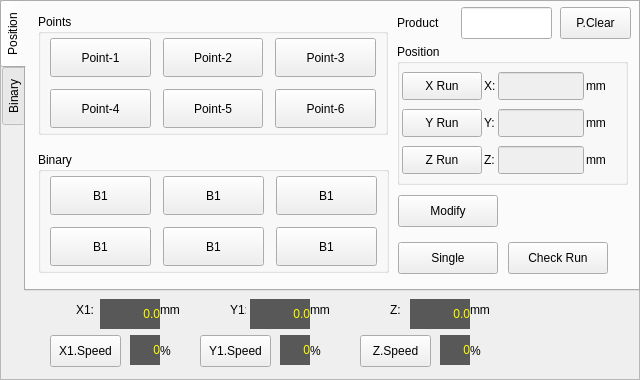
Above: hcmanualoperation/ichcmanualoperationpageframe.ui from GaussCheng/2-5AxisPunch before the change. Below: the same form after it.
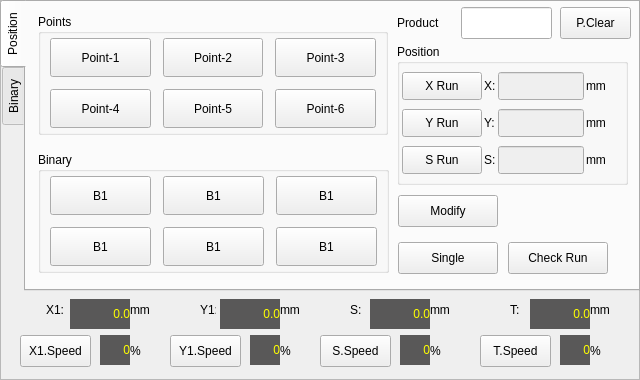
That is the form after the change. Custom widgets are drawn as their Qt base class.

```diff
--- a/hcmanualoperation/ichcmanualoperationpageframe.ui
+++ b/hcmanualoperation/ichcmanualoperationpageframe.ui
@@ -374,14 +374,14 @@
          </size>
         </property>
         <property name="text">
-         <string>Z Run</string>
+         <string>S Run</string>
         </property>
        </widget>
       </item>
       <item row="2" column="1">
        <widget class="QLabel" name="label_6">
         <property name="text">
-         <string>Z:</string>
+         <string>S:</string>
         </property>
        </widget>
       </item>
@@ -1401,7 +1401,7 @@
   <widget class="QLabel" name="xCurrentPos">
    <property name="geometry">
     <rect>
-     <x>100</x>
+     <x>70</x>
      <y>299</y>
      <width>60</width>
      <height>30</height>
@@ -1838,7 +1838,7 @@
   <widget class="QLabel" name="label_11">
    <property name="geometry">
     <rect>
-     <x>230</x>
+     <x>200</x>
      <y>299</y>
      <width>16</width>
      <height>21</height>
@@ -1851,7 +1851,7 @@
   <widget class="QLabel" name="label_10">
    <property name="geometry">
     <rect>
-     <x>310</x>
+     <x>280</x>
      <y>299</y>
      <width>31</width>
      <height>21</height>
@@ -1864,7 +1864,7 @@
   <widget class="QLabel" name="label_9">
    <property name="geometry">
     <rect>
-     <x>160</x>
+     <x>130</x>
      <y>299</y>
      <width>31</width>
      <height>21</height>
@@ -1877,7 +1877,7 @@
   <widget class="QLabel" name="yCurrentPos">
    <property name="geometry">
     <rect>
-     <x>250</x>
+     <x>220</x>
      <y>299</y>
      <width>60</width>
      <height>30</height>
@@ -2314,7 +2314,7 @@
   <widget class="QLabel" name="label_12">
    <property name="geometry">
     <rect>
-     <x>160</x>
+     <x>130</x>
      <y>340</y>
      <width>16</width>
      <height>21</height>
@@ -2327,7 +2327,7 @@
   <widget class="QLabel" name="label_7">
    <property name="geometry">
     <rect>
-     <x>76</x>
+     <x>46</x>
      <y>299</y>
      <width>20</width>
      <height>21</height>
@@ -2340,7 +2340,7 @@
   <widget class="QLabel" name="xSpeedLabel">
    <property name="geometry">
     <rect>
-     <x>130</x>
+     <x>100</x>
      <y>335</y>
      <width>30</width>
      <height>30</height>
@@ -2777,7 +2777,7 @@
   <widget class="QPushButton" name="xSpeed">
    <property name="geometry">
     <rect>
-     <x>50</x>
+     <x>20</x>
      <y>335</y>
      <width>71</width>
      <height>32</height>
@@ -2799,7 +2799,7 @@
   <widget class="QPushButton" name="ySpeed">
    <property name="geometry">
     <rect>
-     <x>200</x>
+     <x>170</x>
      <y>335</y>
      <width>71</width>
      <height>32</height>
@@ -2821,7 +2821,7 @@
   <widget class="QLabel" name="label_13">
    <property name="geometry">
     <rect>
-     <x>310</x>
+     <x>280</x>
      <y>340</y>
      <width>16</width>
      <height>21</height>
@@ -2834,7 +2834,7 @@
   <widget class="QLabel" name="ySpeedLabel">
    <property name="geometry">
     <rect>
-     <x>280</x>
+     <x>250</x>
      <y>335</y>
      <width>30</width>
      <height>30</height>
@@ -3271,7 +3271,7 @@
   <widget class="QPushButton" name="zSpeed">
    <property name="geometry">
     <rect>
-     <x>360</x>
+     <x>320</x>
      <y>335</y>
      <width>71</width>
      <height>32</height>
@@ -3284,7 +3284,7 @@
     </sizepolicy>
    </property>
    <property name="text">
-    <string>Z.Speed</string>
+    <string>S.Speed</string>
    </property>
    <property name="checkable">
     <bool>true</bool>
@@ -3293,7 +3293,7 @@
   <widget class="QLabel" name="zCurrentPos">
    <property name="geometry">
     <rect>
-     <x>410</x>
+     <x>370</x>
      <y>299</y>
      <width>60</width>
      <height>30</height>
@@ -3730,20 +3730,20 @@
   <widget class="QLabel" name="label_14">
    <property name="geometry">
     <rect>
-     <x>390</x>
+     <x>350</x>
      <y>299</y>
      <width>16</width>
      <height>21</height>
     </rect>
    </property>
    <property name="text">
-    <string>Z:</string>
+    <string>S:</string>
    </property>
   </widget>
   <widget class="QLabel" name="label_15">
    <property name="geometry">
     <rect>
-     <x>470</x>
+     <x>430</x>
      <y>299</y>
      <width>31</width>
      <height>21</height>
@@ -3756,7 +3756,7 @@
   <widget class="QLabel" name="zSpeedLabel">
    <property name="geometry">
     <rect>
-     <x>440</x>
+     <x>400</x>
      <y>335</y>
      <width>30</width>
      <height>30</height>
@@ -4193,7 +4193,7 @@
   <widget class="QLabel" name="label_16">
    <property name="geometry">
     <rect>
-     <x>470</x>
+     <x>430</x>
      <y>340</y>
      <width>16</width>
      <height>21</height>
@@ -4203,6 +4203,941 @@
     <string>%</string>
    </property>
   </widget>
+  <widget class="QLabel" name="label_17">
+   <property name="geometry">
+    <rect>
+     <x>590</x>
+     <y>340</y>
+     <width>16</width>
+     <height>21</height>
+    </rect>
+   </property>
+   <property name="text">
+    <string>%</string>
+   </property>
+  </widget>
+  <widget class="QLabel" name="tCurrentPos">
+   <property name="geometry">
+    <rect>
+     <x>530</x>
+     <y>299</y>
+     <width>60</width>
+     <height>30</height>
+    </rect>
+   </property>
+   <property name="palette">
+    <palette>
+     <active>
+      <colorrole role="WindowText">
+       <brush brushstyle="SolidPattern">
+        <color alpha="255">
+         <red>255</red>
+         <green>255</green>
+         <blue>0</blue>
+        </color>
+       </brush>
+      </colorrole>
+      <colorrole role="Button">
+       <brush brushstyle="SolidPattern">
+        <color alpha="255">
+         <red>89</red>
+         <green>88</green>
+         <blue>88</blue>
+        </color>
+       </brush>
+      </colorrole>
+      <colorrole role="Light">
+       <brush brushstyle="SolidPattern">
+        <color alpha="255">
+         <red>134</red>
+         <green>132</green>
+         <blue>132</blue>
+        </color>
+       </brush>
+      </colorrole>
+      <colorrole role="Midlight">
+       <brush brushstyle="SolidPattern">
+        <color alpha="255">
+         <red>111</red>
+         <green>110</green>
+         <blue>110</blue>
+        </color>
+       </brush>
+      </colorrole>
+      <colorrole role="Dark">
+       <brush brushstyle="SolidPattern">
+        <color alpha="255">
+         <red>44</red>
+         <green>44</green>
+         <blue>44</blue>
+        </color>
+       </brush>
+      </colorrole>
+      <colorrole role="Mid">
+       <brush brushstyle="SolidPattern">
+        <color alpha="255">
+         <red>59</red>
+         <green>58</green>
+         <blue>58</blue>
+        </color>
+       </brush>
+      </colorrole>
+      <colorrole role="Text">
+       <brush brushstyle="SolidPattern">
+        <color alpha="255">
+         <red>255</red>
+         <green>255</green>
+         <blue>0</blue>
+        </color>
+       </brush>
+      </colorrole>
+      <colorrole role="BrightText">
+       <brush brushstyle="SolidPattern">
+        <color alpha="255">
+         <red>255</red>
+         <green>255</green>
+         <blue>255</blue>
+        </color>
+       </brush>
+      </colorrole>
+      <colorrole role="ButtonText">
+       <brush brushstyle="SolidPattern">
+        <color alpha="255">
+         <red>255</red>
+         <green>255</green>
+         <blue>255</blue>
+        </color>
+       </brush>
+      </colorrole>
+      <colorrole role="Base">
+       <brush brushstyle="SolidPattern">
+        <color alpha="255">
+         <red>0</red>
+         <green>0</green>
+         <blue>0</blue>
+        </color>
+       </brush>
+      </colorrole>
+      <colorrole role="Window">
+       <brush brushstyle="SolidPattern">
+        <color alpha="255">
+         <red>89</red>
+         <green>88</green>
+         <blue>88</blue>
+        </color>
+       </brush>
+      </colorrole>
+      <colorrole role="Shadow">
+       <brush brushstyle="SolidPattern">
+        <color alpha="255">
+         <red>0</red>
+         <green>0</green>
+         <blue>0</blue>
+        </color>
+       </brush>
+      </colorrole>
+      <colorrole role="AlternateBase">
+       <brush brushstyle="SolidPattern">
+        <color alpha="255">
+         <red>44</red>
+         <green>44</green>
+         <blue>44</blue>
+        </color>
+       </brush>
+      </colorrole>
+      <colorrole role="ToolTipBase">
+       <brush brushstyle="SolidPattern">
+        <color alpha="255">
+         <red>255</red>
+         <green>255</green>
+         <blue>220</blue>
+        </color>
+       </brush>
+      </colorrole>
+      <colorrole role="ToolTipText">
+       <brush brushstyle="SolidPattern">
+        <color alpha="255">
+         <red>0</red>
+         <green>0</green>
+         <blue>0</blue>
+        </color>
+       </brush>
+      </colorrole>
+     </active>
+     <inactive>
+      <colorrole role="WindowText">
+       <brush brushstyle="SolidPattern">
+        <color alpha="255">
+         <red>255</red>
+         <green>255</green>
+         <blue>0</blue>
+        </color>
+       </brush>
+      </colorrole>
+      <colorrole role="Button">
+       <brush brushstyle="SolidPattern">
+        <color alpha="255">
+         <red>89</red>
+         <green>88</green>
+         <blue>88</blue>
+        </color>
+       </brush>
+      </colorrole>
+      <colorrole role="Light">
+       <brush brushstyle="SolidPattern">
+        <color alpha="255">
+         <red>134</red>
+         <green>132</green>
+         <blue>132</blue>
+        </color>
+       </brush>
+      </colorrole>
+      <colorrole role="Midlight">
+       <brush brushstyle="SolidPattern">
+        <color alpha="255">
+         <red>111</red>
+         <green>110</green>
+         <blue>110</blue>
+        </color>
+       </brush>
+      </colorrole>
+      <colorrole role="Dark">
+       <brush brushstyle="SolidPattern">
+        <color alpha="255">
+         <red>44</red>
+         <green>44</green>
+         <blue>44</blue>
+        </color>
+       </brush>
+      </colorrole>
+      <colorrole role="Mid">
+       <brush brushstyle="SolidPattern">
+        <color alpha="255">
+         <red>59</red>
+         <green>58</green>
+         <blue>58</blue>
+        </color>
+       </brush>
+      </colorrole>
+      <colorrole role="Text">
+       <brush brushstyle="SolidPattern">
+        <color alpha="255">
+         <red>255</red>
+         <green>255</green>
+         <blue>0</blue>
+        </color>
+       </brush>
+      </colorrole>
+      <colorrole role="BrightText">
+       <brush brushstyle="SolidPattern">
+        <color alpha="255">
+         <red>255</red>
+         <green>255</green>
+         <blue>255</blue>
+        </color>
+       </brush>
+      </colorrole>
+      <colorrole role="ButtonText">
+       <brush brushstyle="SolidPattern">
+        <color alpha="255">
+         <red>255</red>
+         <green>255</green>
+         <blue>255</blue>
+        </color>
+       </brush>
+      </colorrole>
+      <colorrole role="Base">
+       <brush brushstyle="SolidPattern">
+        <color alpha="255">
+         <red>0</red>
+         <green>0</green>
+         <blue>0</blue>
+        </color>
+       </brush>
+      </colorrole>
+      <colorrole role="Window">
+       <brush brushstyle="SolidPattern">
+        <color alpha="255">
+         <red>89</red>
+         <green>88</green>
+         <blue>88</blue>
+        </color>
+       </brush>
+      </colorrole>
+      <colorrole role="Shadow">
+       <brush brushstyle="SolidPattern">
+        <color alpha="255">
+         <red>0</red>
+         <green>0</green>
+         <blue>0</blue>
+        </color>
+       </brush>
+      </colorrole>
+      <colorrole role="AlternateBase">
+       <brush brushstyle="SolidPattern">
+        <color alpha="255">
+         <red>44</red>
+         <green>44</green>
+         <blue>44</blue>
+        </color>
+       </brush>
+      </colorrole>
+      <colorrole role="ToolTipBase">
+       <brush brushstyle="SolidPattern">
+        <color alpha="255">
+         <red>255</red>
+         <green>255</green>
+         <blue>220</blue>
+        </color>
+       </brush>
+      </colorrole>
+      <colorrole role="ToolTipText">
+       <brush brushstyle="SolidPattern">
+        <color alpha="255">
+         <red>0</red>
+         <green>0</green>
+         <blue>0</blue>
+        </color>
+       </brush>
+      </colorrole>
+     </inactive>
+     <disabled>
+      <colorrole role="WindowText">
+       <brush brushstyle="SolidPattern">
+        <color alpha="255">
+         <red>44</red>
+         <green>44</green>
+         <blue>44</blue>
+        </color>
+       </brush>
+      </colorrole>
+      <colorrole role="Button">
+       <brush brushstyle="SolidPattern">
+        <color alpha="255">
+         <red>89</red>
+         <green>88</green>
+         <blue>88</blue>
+        </color>
+       </brush>
+      </colorrole>
+      <colorrole role="Light">
+       <brush brushstyle="SolidPattern">
+        <color alpha="255">
+         <red>134</red>
+         <green>132</green>
+         <blue>132</blue>
+        </color>
+       </brush>
+      </colorrole>
+      <colorrole role="Midlight">
+       <brush brushstyle="SolidPattern">
+        <color alpha="255">
+         <red>111</red>
+         <green>110</green>
+         <blue>110</blue>
+        </color>
+       </brush>
+      </colorrole>
+      <colorrole role="Dark">
+       <brush brushstyle="SolidPattern">
+        <color alpha="255">
+         <red>44</red>
+         <green>44</green>
+         <blue>44</blue>
+        </color>
+       </brush>
+      </colorrole>
+      <colorrole role="Mid">
+       <brush brushstyle="SolidPattern">
+        <color alpha="255">
+         <red>59</red>
+         <green>58</green>
+         <blue>58</blue>
+        </color>
+       </brush>
+      </colorrole>
+      <colorrole role="Text">
+       <brush brushstyle="SolidPattern">
+        <color alpha="255">
+         <red>44</red>
+         <green>44</green>
+         <blue>44</blue>
+        </color>
+       </brush>
+      </colorrole>
+      <colorrole role="BrightText">
+       <brush brushstyle="SolidPattern">
+        <color alpha="255">
+         <red>255</red>
+         <green>255</green>
+         <blue>255</blue>
+        </color>
+       </brush>
+      </colorrole>
+      <colorrole role="ButtonText">
+       <brush brushstyle="SolidPattern">
+        <color alpha="255">
+         <red>44</red>
+         <green>44</green>
+         <blue>44</blue>
+        </color>
+       </brush>
+      </colorrole>
+      <colorrole role="Base">
+       <brush brushstyle="SolidPattern">
+        <color alpha="255">
+         <red>89</red>
+         <green>88</green>
+         <blue>88</blue>
+        </color>
+       </brush>
+      </colorrole>
+      <colorrole role="Window">
+       <brush brushstyle="SolidPattern">
+        <color alpha="255">
+         <red>89</red>
+         <green>88</green>
+         <blue>88</blue>
+        </color>
+       </brush>
+      </colorrole>
+      <colorrole role="Shadow">
+       <brush brushstyle="SolidPattern">
+        <color alpha="255">
+         <red>0</red>
+         <green>0</green>
+         <blue>0</blue>
+        </color>
+       </brush>
+      </colorrole>
+      <colorrole role="AlternateBase">
+       <brush brushstyle="SolidPattern">
+        <color alpha="255">
+         <red>89</red>
+         <green>88</green>
+         <blue>88</blue>
+        </color>
+       </brush>
+      </colorrole>
+      <colorrole role="ToolTipBase">
+       <brush brushstyle="SolidPattern">
+        <color alpha="255">
+         <red>255</red>
+         <green>255</green>
+         <blue>220</blue>
+        </color>
+       </brush>
+      </colorrole>
+      <colorrole role="ToolTipText">
+       <brush brushstyle="SolidPattern">
+        <color alpha="255">
+         <red>0</red>
+         <green>0</green>
+         <blue>0</blue>
+        </color>
+       </brush>
+      </colorrole>
+     </disabled>
+    </palette>
+   </property>
+   <property name="autoFillBackground">
+    <bool>true</bool>
+   </property>
+   <property name="text">
+    <string>0.0</string>
+   </property>
+   <property name="textFormat">
+    <enum>Qt::PlainText</enum>
+   </property>
+   <property name="alignment">
+    <set>Qt::AlignRight|Qt::AlignTrailing|Qt::AlignVCenter</set>
+   </property>
+  </widget>
+  <widget class="QPushButton" name="tSpeed">
+   <property name="geometry">
+    <rect>
+     <x>480</x>
+     <y>335</y>
+     <width>71</width>
+     <height>32</height>
+    </rect>
+   </property>
+   <property name="sizePolicy">
+    <sizepolicy hsizetype="Minimum" vsizetype="Preferred">
+     <horstretch>0</horstretch>
+     <verstretch>0</verstretch>
+    </sizepolicy>
+   </property>
+   <property name="text">
+    <string>T.Speed</string>
+   </property>
+   <property name="checkable">
+    <bool>true</bool>
+   </property>
+  </widget>
+  <widget class="QLabel" name="label_18">
+   <property name="geometry">
+    <rect>
+     <x>590</x>
+     <y>299</y>
+     <width>31</width>
+     <height>21</height>
+    </rect>
+   </property>
+   <property name="text">
+    <string>mm</string>
+   </property>
+  </widget>
+  <widget class="QLabel" name="label_19">
+   <property name="geometry">
+    <rect>
+     <x>510</x>
+     <y>299</y>
+     <width>16</width>
+     <height>21</height>
+    </rect>
+   </property>
+   <property name="text">
+    <string>T:</string>
+   </property>
+  </widget>
+  <widget class="QLabel" name="tSpeedLabel">
+   <property name="geometry">
+    <rect>
+     <x>560</x>
+     <y>335</y>
+     <width>30</width>
+     <height>30</height>
+    </rect>
+   </property>
+   <property name="palette">
+    <palette>
+     <active>
+      <colorrole role="WindowText">
+       <brush brushstyle="SolidPattern">
+        <color alpha="255">
+         <red>255</red>
+         <green>255</green>
+         <blue>0</blue>
+        </color>
+       </brush>
+      </colorrole>
+      <colorrole role="Button">
+       <brush brushstyle="SolidPattern">
+        <color alpha="255">
+         <red>89</red>
+         <green>88</green>
+         <blue>88</blue>
+        </color>
+       </brush>
+      </colorrole>
+      <colorrole role="Light">
+       <brush brushstyle="SolidPattern">
+        <color alpha="255">
+         <red>134</red>
+         <green>132</green>
+         <blue>132</blue>
+        </color>
+       </brush>
+      </colorrole>
+      <colorrole role="Midlight">
+       <brush brushstyle="SolidPattern">
+        <color alpha="255">
+         <red>111</red>
+         <green>110</green>
+         <blue>110</blue>
+        </color>
+       </brush>
+      </colorrole>
+      <colorrole role="Dark">
+       <brush brushstyle="SolidPattern">
+        <color alpha="255">
+         <red>44</red>
+         <green>44</green>
+         <blue>44</blue>
+        </color>
+       </brush>
+      </colorrole>
+      <colorrole role="Mid">
+       <brush brushstyle="SolidPattern">
+        <color alpha="255">
+         <red>59</red>
+         <green>58</green>
+         <blue>58</blue>
+        </color>
+       </brush>
+      </colorrole>
+      <colorrole role="Text">
+       <brush brushstyle="SolidPattern">
+        <color alpha="255">
+         <red>255</red>
+         <green>255</green>
+         <blue>0</blue>
+        </color>
+       </brush>
+      </colorrole>
+      <colorrole role="BrightText">
+       <brush brushstyle="SolidPattern">
+        <color alpha="255">
+         <red>255</red>
+         <green>255</green>
+         <blue>255</blue>
+        </color>
+       </brush>
+      </colorrole>
+      <colorrole role="ButtonText">
+       <brush brushstyle="SolidPattern">
+        <color alpha="255">
+         <red>255</red>
+         <green>255</green>
+         <blue>255</blue>
+        </color>
+       </brush>
+      </colorrole>
+      <colorrole role="Base">
+       <brush brushstyle="SolidPattern">
+        <color alpha="255">
+         <red>0</red>
+         <green>0</green>
+         <blue>0</blue>
+        </color>
+       </brush>
+      </colorrole>
+      <colorrole role="Window">
+       <brush brushstyle="SolidPattern">
+        <color alpha="255">
+         <red>89</red>
+         <green>88</green>
+         <blue>88</blue>
+        </color>
+       </brush>
+      </colorrole>
+      <colorrole role="Shadow">
+       <brush brushstyle="SolidPattern">
+        <color alpha="255">
+         <red>0</red>
+         <green>0</green>
+         <blue>0</blue>
+        </color>
+       </brush>
+      </colorrole>
+      <colorrole role="AlternateBase">
+       <brush brushstyle="SolidPattern">
+        <color alpha="255">
+         <red>44</red>
+         <green>44</green>
+         <blue>44</blue>
+        </color>
+       </brush>
+      </colorrole>
+      <colorrole role="ToolTipBase">
+       <brush brushstyle="SolidPattern">
+        <color alpha="255">
+         <red>255</red>
+         <green>255</green>
+         <blue>220</blue>
+        </color>
+       </brush>
+      </colorrole>
+      <colorrole role="ToolTipText">
+       <brush brushstyle="SolidPattern">
+        <color alpha="255">
+         <red>0</red>
+         <green>0</green>
+         <blue>0</blue>
+        </color>
+       </brush>
+      </colorrole>
+     </active>
+     <inactive>
+      <colorrole role="WindowText">
+       <brush brushstyle="SolidPattern">
+        <color alpha="255">
+         <red>255</red>
+         <green>255</green>
+         <blue>0</blue>
+        </color>
+       </brush>
+      </colorrole>
+      <colorrole role="Button">
+       <brush brushstyle="SolidPattern">
+        <color alpha="255">
+         <red>89</red>
+         <green>88</green>
+         <blue>88</blue>
+        </color>
+       </brush>
+      </colorrole>
+      <colorrole role="Light">
+       <brush brushstyle="SolidPattern">
+        <color alpha="255">
+         <red>134</red>
+         <green>132</green>
+         <blue>132</blue>
+        </color>
+       </brush>
+      </colorrole>
+      <colorrole role="Midlight">
+       <brush brushstyle="SolidPattern">
+        <color alpha="255">
+         <red>111</red>
+         <green>110</green>
+         <blue>110</blue>
+        </color>
+       </brush>
+      </colorrole>
+      <colorrole role="Dark">
+       <brush brushstyle="SolidPattern">
+        <color alpha="255">
+         <red>44</red>
+         <green>44</green>
+         <blue>44</blue>
+        </color>
+       </brush>
+      </colorrole>
+      <colorrole role="Mid">
+       <brush brushstyle="SolidPattern">
+        <color alpha="255">
+         <red>59</red>
+         <green>58</green>
+         <blue>58</blue>
+        </color>
+       </brush>
+      </colorrole>
+      <colorrole role="Text">
+       <brush brushstyle="SolidPattern">
+        <color alpha="255">
+         <red>255</red>
+         <green>255</green>
+         <blue>0</blue>
+        </color>
+       </brush>
+      </colorrole>
+      <colorrole role="BrightText">
+       <brush brushstyle="SolidPattern">
+        <color alpha="255">
+         <red>255</red>
+         <green>255</green>
+         <blue>255</blue>
+        </color>
+       </brush>
+      </colorrole>
+      <colorrole role="ButtonText">
+       <brush brushstyle="SolidPattern">
+        <color alpha="255">
+         <red>255</red>
+         <green>255</green>
+         <blue>255</blue>
+        </color>
+       </brush>
+      </colorrole>
+      <colorrole role="Base">
+       <brush brushstyle="SolidPattern">
+        <color alpha="255">
+         <red>0</red>
+         <green>0</green>
+         <blue>0</blue>
+        </color>
+       </brush>
+      </colorrole>
+      <colorrole role="Window">
+       <brush brushstyle="SolidPattern">
+        <color alpha="255">
+         <red>89</red>
+         <green>88</green>
+         <blue>88</blue>
+        </color>
+       </brush>
+      </colorrole>
+      <colorrole role="Shadow">
+       <brush brushstyle="SolidPattern">
+        <color alpha="255">
+         <red>0</red>
+         <green>0</green>
+         <blue>0</blue>
+        </color>
+       </brush>
+      </colorrole>
+      <colorrole role="AlternateBase">
+       <brush brushstyle="SolidPattern">
+        <color alpha="255">
+         <red>44</red>
+         <green>44</green>
+         <blue>44</blue>
+        </color>
+       </brush>
+      </colorrole>
+      <colorrole role="ToolTipBase">
+       <brush brushstyle="SolidPattern">
+        <color alpha="255">
+         <red>255</red>
+         <green>255</green>
+         <blue>220</blue>
+        </color>
+       </brush>
+      </colorrole>
+      <colorrole role="ToolTipText">
+       <brush brushstyle="SolidPattern">
+        <color alpha="255">
+         <red>0</red>
+         <green>0</green>
+         <blue>0</blue>
+        </color>
+       </brush>
+      </colorrole>
+     </inactive>
+     <disabled>
+      <colorrole role="WindowText">
+       <brush brushstyle="SolidPattern">
+        <color alpha="255">
+         <red>44</red>
+         <green>44</green>
+         <blue>44</blue>
+        </color>
+       </brush>
+      </colorrole>
+      <colorrole role="Button">
+       <brush brushstyle="SolidPattern">
+        <color alpha="255">
+         <red>89</red>
+         <green>88</green>
+         <blue>88</blue>
+        </color>
+       </brush>
+      </colorrole>
+      <colorrole role="Light">
+       <brush brushstyle="SolidPattern">
+        <color alpha="255">
+         <red>134</red>
+         <green>132</green>
+         <blue>132</blue>
+        </color>
+       </brush>
+      </colorrole>
+      <colorrole role="Midlight">
+       <brush brushstyle="SolidPattern">
+        <color alpha="255">
+         <red>111</red>
+         <green>110</green>
+         <blue>110</blue>
+        </color>
+       </brush>
+      </colorrole>
+      <colorrole role="Dark">
+       <brush brushstyle="SolidPattern">
+        <color alpha="255">
+         <red>44</red>
+         <green>44</green>
+         <blue>44</blue>
+        </color>
+       </brush>
+      </colorrole>
+      <colorrole role="Mid">
+       <brush brushstyle="SolidPattern">
+        <color alpha="255">
+         <red>59</red>
+         <green>58</green>
+         <blue>58</blue>
+        </color>
+       </brush>
+      </colorrole>
+      <colorrole role="Text">
+       <brush brushstyle="SolidPattern">
+        <color alpha="255">
+         <red>44</red>
+         <green>44</green>
+         <blue>44</blue>
+        </color>
+       </brush>
+      </colorrole>
+      <colorrole role="BrightText">
+       <brush brushstyle="SolidPattern">
+        <color alpha="255">
+         <red>255</red>
+         <green>255</green>
+         <blue>255</blue>
+        </color>
+       </brush>
+      </colorrole>
+      <colorrole role="ButtonText">
+       <brush brushstyle="SolidPattern">
+        <color alpha="255">
+         <red>44</red>
+         <green>44</green>
+         <blue>44</blue>
+        </color>
+       </brush>
+      </colorrole>
+      <colorrole role="Base">
+       <brush brushstyle="SolidPattern">
+        <color alpha="255">
+         <red>89</red>
+         <green>88</green>
+         <blue>88</blue>
+        </color>
+       </brush>
+      </colorrole>
+      <colorrole role="Window">
+       <brush brushstyle="SolidPattern">
+        <color alpha="255">
+         <red>89</red>
+         <green>88</green>
+         <blue>88</blue>
+        </color>
+       </brush>
+      </colorrole>
+      <colorrole role="Shadow">
+       <brush brushstyle="SolidPattern">
+        <color alpha="255">
+         <red>0</red>
+         <green>0</green>
+         <blue>0</blue>
+        </color>
+       </brush>
+      </colorrole>
+      <colorrole role="AlternateBase">
+       <brush brushstyle="SolidPattern">
+        <color alpha="255">
+         <red>89</red>
+         <green>88</green>
+         <blue>88</blue>
+        </color>
+       </brush>
+      </colorrole>
+      <colorrole role="ToolTipBase">
+       <brush brushstyle="SolidPattern">
+        <color alpha="255">
+         <red>255</red>
+         <green>255</green>
+         <blue>220</blue>
+        </color>
+       </brush>
+      </colorrole>
+      <colorrole role="ToolTipText">
+       <brush brushstyle="SolidPattern">
+        <color alpha="255">
+         <red>0</red>
+         <green>0</green>
+         <blue>0</blue>
+        </color>
+       </brush>
+      </colorrole>
+     </disabled>
+    </palette>
+   </property>
+   <property name="autoFillBackground">
+    <bool>true</bool>
+   </property>
+   <property name="text">
+    <string>0</string>
+   </property>
+   <property name="textFormat">
+    <enum>Qt::PlainText</enum>
+   </property>
+   <property name="alignment">
+    <set>Qt::AlignRight|Qt::AlignTrailing|Qt::AlignVCenter</set>
+   </property>
+  </widget>
  </widget>
  <customwidgets>
   <customwidget>
```
